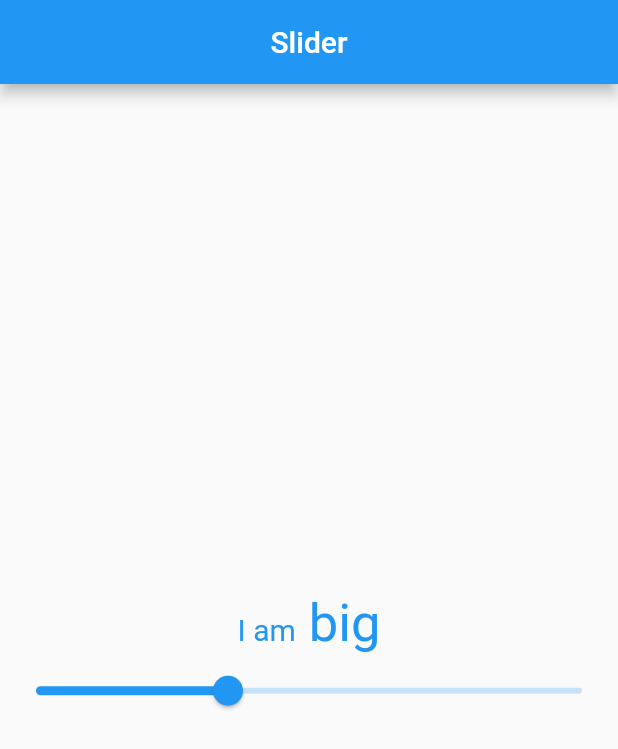
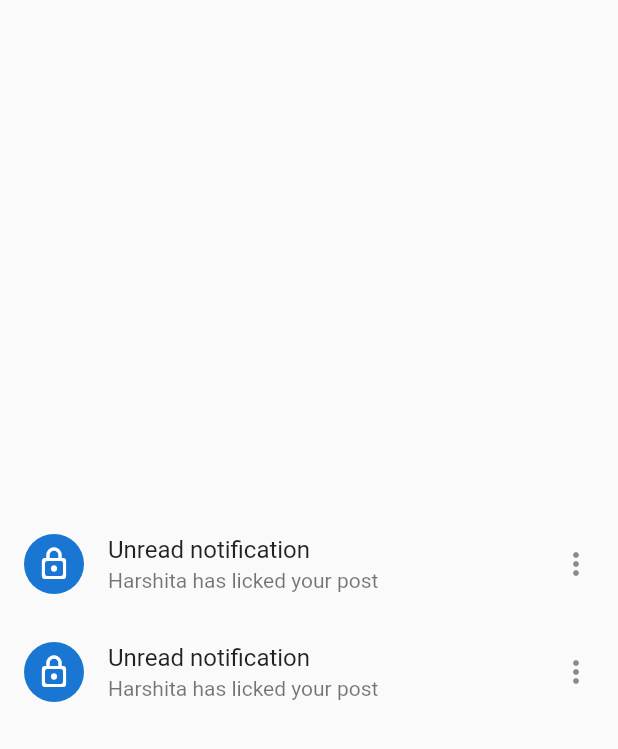
Before and after one commit to thetahmeed/Flutter, a Flutter app: the screen it shows after launch, on a phone screen of 412 x 824 dp. Shown: the top 749 px of the screen. Run offline on Flutter 3.47's test engine with Material 2 defaults, Android fonts, the phone set to English and light mode, and no system bars; our stand-ins replace curved_navigation_bar, flutter_neumorphic, image_picker, liquid_swipe, shared_preferences.

Commit message:
Dismissable

```diff
--- a/seventeen/lib/main.dart
+++ b/seventeen/lib/main.dart
@@ -2,6 +2,7 @@ import 'package:flutter/material.dart';
 import 'package:seventeen/pages/bottomsheet.dart';
 import 'package:seventeen/pages/curvednavigation.dart';
 import 'package:seventeen/pages/customdialogue.dart';
+import 'package:seventeen/pages/dismissable.dart';
 import 'package:seventeen/pages/home.dart';
 import 'package:seventeen/pages/slider.dart';
 
@@ -21,7 +22,8 @@ class MyApp extends StatelessWidget {
       //home: CurvedBottomNavigationPrac(),
       // SnackBar
       //home: BottomSheetPrac(),
-      home: SliderPractice(),
+      //home: SliderPractice(),
+      home: DismissablePrac(),
     );
   }
 }
--- /dev/null
+++ b/seventeen/lib/pages/dismissable.dart
@@ -0,0 +1,54 @@
+import 'package:flutter/material.dart';
+
+class DismissablePrac extends StatefulWidget {
+  @override
+  _DismissablePracState createState() => _DismissablePracState();
+}
+
+class _DismissablePracState extends State<DismissablePrac> {
+  @override
+  Widget build(BuildContext context) {
+    return Scaffold(
+      body: Center(
+          child: Column(
+        mainAxisAlignment: MainAxisAlignment.center,
+        children: [
+          Dismissible(
+            background: Container(
+              color: Colors.red,
+              child: Icon(
+                Icons.delete,
+                color: Colors.white,
+              ),
+            ),
+            key: Key("abc"),
+            child: ListTile(
+              onTap: () {},
+              leading: CircleAvatar(
+                child: Icon(
+                  Icons.lock_outline_rounded,
+                ),
+              ),
+              title: Text('Unread notification'),
+              subtitle: Text('Harshita has licked your post'),
+              trailing: Icon(Icons.more_vert),
+              //tileColor: Colors.blueAccent.shade100,
+            ),
+          ),
+          ListTile(
+            onTap: () {},
+            leading: CircleAvatar(
+              child: Icon(
+                Icons.lock_outline_rounded,
+              ),
+            ),
+            title: Text('Unread notification'),
+            subtitle: Text('Harshita has licked your post'),
+            trailing: Icon(Icons.more_vert),
+            //tileColor: Colors.blueAccent.shade100,
+          ),
+        ],
+      )),
+    );
+  }
+}
```
